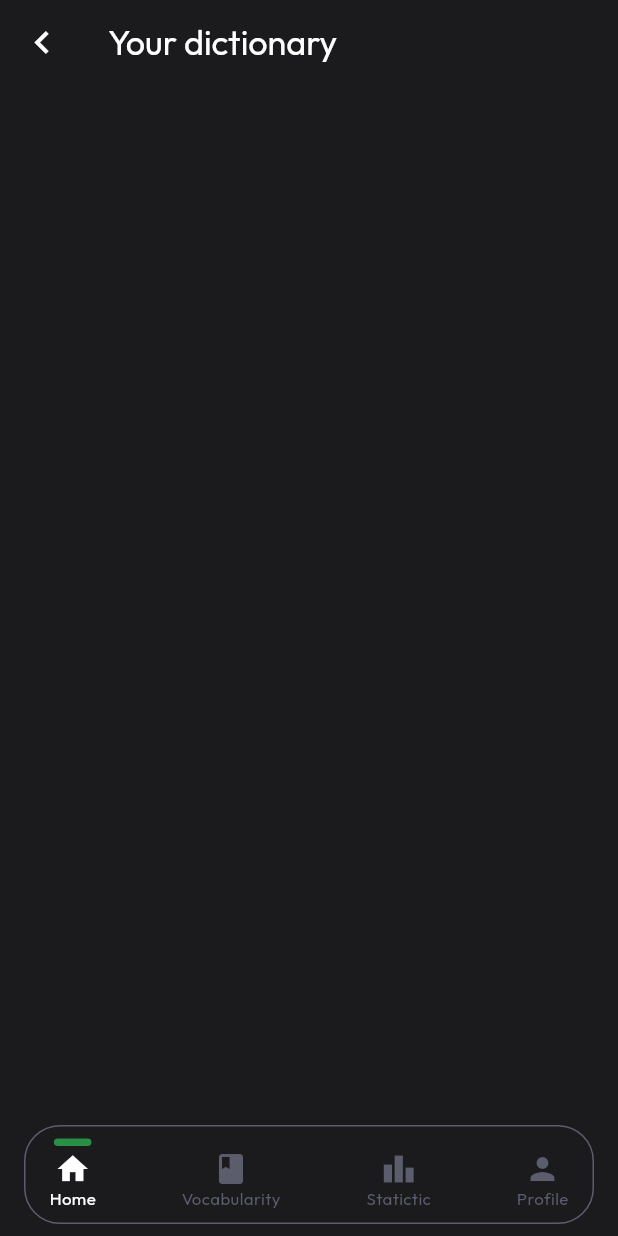
After one commit to ericFlutterast/simply_english, a Flutter app: the screen it shows after launch, after a tap on "Health", on a phone screen of 412 x 824 dp. The commit adds this screen. Run offline on Flutter 3.47's test engine with Material 3 defaults, Android fonts, the phone set to English and light mode, and no system bars; our stand-ins replace fl_chart, go_router.

Commit message:
card page

```diff
--- a/lib/src/config/app_router.dart
+++ b/lib/src/config/app_router.dart
@@ -1,7 +1,9 @@
+import 'package:flutter/cupertino.dart';
 import 'package:flutter/material.dart';
 import 'package:go_router/go_router.dart';
 import 'package:simply_english/src/moduls/app_root/app_root.dart';
 import 'package:simply_english/src/moduls/main/presentor/screens/main_screen.dart';
+import 'package:simply_english/src/moduls/share_dictionary/presentor/screens/card_with_the_word.dart';
 import 'package:simply_english/src/moduls/vocabularity/presentor/screens/vocabularity_screen.dart';
 import 'package:simply_english/src/moduls/profile/presentor/screens/profile_screen.dart';
 import 'package:simply_english/src/moduls/statistic/presentor/screens/statistic_screen.dart';
@@ -25,6 +27,18 @@ final appRouter = GoRouter(routes: [
             child: const MainScreen(),
           );
         },
+        routes: [
+          GoRoute(
+              path: 'card_with_the_word',
+              name: 'card_with_the_word',
+              pageBuilder: (context, state) {
+                return _customTransitionPage(
+                  context: context,
+                  state: state,
+                  child: const CardWithTheWord(),
+                );
+              })
+        ],
       ),
       GoRoute(
         path: '/note',
@@ -64,6 +78,13 @@ final appRouter = GoRouter(routes: [
 ]);
 
 Page _customTransitionPage({required BuildContext context, required GoRouterState state, required Widget child}) {
+  if (child is CardWithTheWord) {
+    return CupertinoPage(
+      key: state.pageKey,
+      child: child,
+    );
+  }
+
   return CustomTransitionPage(
     child: child,
     key: state.pageKey,
--- a/lib/src/moduls/main/presentor/screens/main_screen.dart
+++ b/lib/src/moduls/main/presentor/screens/main_screen.dart
@@ -1,8 +1,8 @@
 import 'package:fl_chart/fl_chart.dart';
 import 'package:flutter/cupertino.dart';
 import 'package:flutter/material.dart';
+import 'package:go_router/go_router.dart';
 import 'package:simply_english/src/config/app_theme/app_theme_provider.dart';
-import 'package:simply_english/src/config/app_theme/theme/theme.dart';
 
 class MainScreen extends StatefulWidget {
   const MainScreen({super.key});
@@ -158,23 +158,25 @@ class _DictionaryFromVocabularity extends StatelessWidget {
         color: context.theme.appColors.grayscale.g3,
         borderRadius: BorderRadius.circular(30),
       ),
-      child: const Column(
+      child: Column(
         children: [
           _MainPageElementItem(
-            title: 'Health',
-            leading: Icon(Icons.local_hospital, color: Colors.white),
-          ),
+              title: 'Health',
+              leading: const Icon(Icons.local_hospital, color: Colors.white),
+              onTap: () => context.pushNamed('card_with_the_word')),
           _MainPageElementItem(
-            title: 'Nature',
-            leading: Icon(Icons.nature, color: Colors.white),
-          ),
+              title: 'Nature',
+              leading: const Icon(Icons.nature, color: Colors.white),
+              onTap: () => context.pushNamed('/card_with_the_word')),
           _MainPageElementItem(
             title: 'Harry Potter',
-            leading: Icon(Icons.clear, color: Colors.white),
+            leading: const Icon(Icons.clear, color: Colors.white),
+            onTap: () => context.pushNamed('/card_with_the_word'),
           ),
           _MainPageElementItem(
             title: 'things from house',
-            leading: Icon(Icons.house, color: Colors.white),
+            leading: const Icon(Icons.house, color: Colors.white),
+            onTap: () => context.pushNamed('/card_with_the_word'),
           )
         ],
       ),
--- /dev/null
+++ b/lib/src/moduls/share_dictionary/presentor/screens/card_with_the_word.dart
@@ -0,0 +1,35 @@
+import "package:flutter/material.dart";
+import "package:go_router/go_router.dart";
+import "package:simply_english/src/config/app_theme/app_theme_provider.dart";
+
+class CardWithTheWord extends StatelessWidget {
+  const CardWithTheWord({super.key});
+
+  @override
+  Widget build(BuildContext context) {
+    final appTheme = context.theme;
+
+    return Scaffold(
+        backgroundColor: appTheme.appColors.grayscale.g0,
+        appBar: AppBar(
+          backgroundColor: appTheme.appColors.grayscale.g0,
+          leading: IconButton(
+            onPressed: () => context.pop(),
+            icon: const Icon(
+              Icons.chevron_left,
+              color: Colors.white,
+              size: 30,
+            ),
+          ),
+          title: Text(
+            'Your dictionary',
+            style: appTheme.appTextStyle.display1.copyWith(
+              fontWeight: FontWeight.w500,
+            ),
+          ),
+        ),
+        body: Column(
+          children: [],
+        ));
+  }
+}
```
